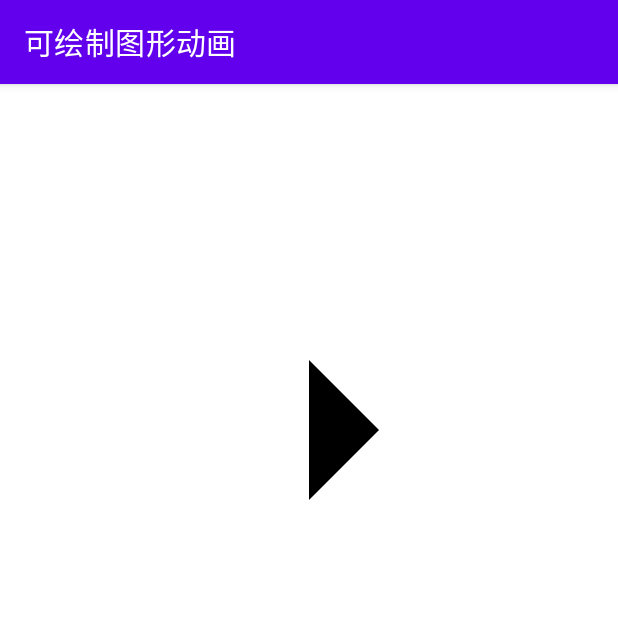
After one commit to codeccc/Android-Animations-Demo, an Android app: the VectorAnimationActivity screen opened directly, with no data from a screen before it, on a phone screen of 412 x 824 dp, the top half of it. The commit adds this screen. Run offline under Robolectric (Android 15) with nearby library versions, the phone set to English and light mode, and no system bars.

Commit message:
可绘制图形动画

```diff
--- a/app/src/main/AndroidManifest.xml
+++ b/app/src/main/AndroidManifest.xml
@@ -21,6 +21,9 @@
         <activity
             android:name=".ui.normal.AnimationActivity"
             android:label="属性动画" />
+        <activity
+            android:name=".ui.vector_animation.VectorAnimationActivity"
+            android:label="可绘制图形动画" />
     </application>
 
 </manifest>
--- a/app/src/main/java/com/codeccc/animation/ui/home/HomeFragment.kt
+++ b/app/src/main/java/com/codeccc/animation/ui/home/HomeFragment.kt
@@ -13,6 +13,7 @@ import androidx.recyclerview.widget.RecyclerView
 import com.codeccc.animation.R
 import com.codeccc.animation.databinding.FragmentHomeBinding
 import com.codeccc.animation.ui.normal.AnimationActivity
+import com.codeccc.animation.ui.vector_animation.VectorAnimationActivity
 
 class HomeFragment : Fragment() {
 
@@ -54,7 +55,7 @@ class HomeFragment : Fragment() {
                             startActivity(Intent(context, AnimationActivity::class.java))
                         }
                         1 -> {
-
+                            startActivity(Intent(context, VectorAnimationActivity::class.java))
                         }
                     }
                 }
--- /dev/null
+++ b/app/src/main/java/com/codeccc/animation/ui/vector_animation/VectorAnimationActivity.kt
@@ -0,0 +1,46 @@
+package com.codeccc.animation.ui.vector_animation
+
+import android.graphics.drawable.AnimatedVectorDrawable
+import android.graphics.drawable.VectorDrawable
+import android.os.Bundle
+import androidx.appcompat.app.AppCompatActivity
+import androidx.vectordrawable.graphics.drawable.AnimatedVectorDrawableCompat
+import com.codeccc.animation.R
+import com.codeccc.animation.databinding.ActivityAnimationBinding
+import com.codeccc.animation.databinding.ActivityVectorAnimationBinding
+
+/**
+ * Author : wangbo
+ * Date : 2021/8/9
+ * 创建使用VectorDrawable动画步骤:
+ * 1. 在res/drawable目录下创建根节点为vector类型的drawable，指定<group>及<path>节点名称
+ * 2. 在res/drawable目录下创建根节点为animated-vector类型的drawable，指定android:drawable属性值
+ * 为第一步所创建的drawable，然后在自己点中创建<target>标签，并设置tatget标签属性名称为第一步所创建的drawable
+ * 的节点的名称，并设置android:animation属性为所引用的动画
+ * 3. 在res/animator目录下创建上一步骤所使用的动画，可以使objectAnimator或者valueAnimator或者是animatorSet组合
+ * 4. 在代码中使用AnimatedVectorDrawableCompat类调用create方法使用上文创建的animated-vector，将其作为背景设置到view上
+ */
+class VectorAnimationActivity : AppCompatActivity() {
+
+    private var _binding: ActivityVectorAnimationBinding? = null
+
+    private val binding get() = _binding!!
+
+    override fun onCreate(savedInstanceState: Bundle?) {
+        super.onCreate(savedInstanceState)
+        _binding = ActivityVectorAnimationBinding.inflate(layoutInflater)
+        setContentView(binding.root)
+
+        //设置vector动画并执行
+        binding.animationView.background =
+            AnimatedVectorDrawableCompat.create(this, R.drawable.animatorvectordrawable)?.apply {
+                start()
+            }
+
+        binding.animationView.setOnClickListener {
+            //执行动画
+            (binding.animationView.background as AnimatedVectorDrawableCompat).start()
+        }
+    }
+
+}
--- /dev/null
+++ b/app/src/main/res/animator/animator_enter_default.xml
@@ -0,0 +1,24 @@
+<?xml version="1.0" encoding="utf-8"?>
+<set xmlns:android="http://schemas.android.com/apk/res/android"
+    android:ordering="together">
+    <!--ordering属性共有两个值可选: sequentially (依次播放)  、 together (同时播放)-->
+    <set>
+        <objectAnimator
+            android:duration="2000"
+            android:propertyName="rotationX"
+            android:valueFrom="0f"
+            android:valueTo="360f"
+            android:valueType="floatType" />
+        <objectAnimator
+            android:duration="2000"
+            android:propertyName="rotationY"
+            android:valueFrom="0f"
+            android:valueTo="360f"
+            android:valueType="floatType" />
+    </set>
+    <objectAnimator
+        android:duration="1000"
+        android:propertyName="alpha"
+        android:valueFrom="0f"
+        android:valueTo="1f" />
+</set>
--- /dev/null
+++ b/app/src/main/res/animator/path_morph.xml
@@ -0,0 +1,9 @@
+<?xml version="1.0" encoding="utf-8"?>
+<set xmlns:android="http://schemas.android.com/apk/res/android">
+    <objectAnimator
+        android:duration="3000"
+        android:propertyName="pathData"
+        android:valueFrom="M300,70 l 0,-70 70,70 0,0 -70,70z"
+        android:valueTo="M300,70 l 0,-70 70,0  0,140 -70,0 z"
+        android:valueType="pathType" />
+</set>
--- /dev/null
+++ b/app/src/main/res/animator/rotation.xml
@@ -0,0 +1,6 @@
+<?xml version="1.0" encoding="utf-8"?>
+<objectAnimator xmlns:android="http://schemas.android.com/apk/res/android"
+    android:duration="3000"
+    android:propertyName="rotation"
+    android:valueFrom="0"
+    android:valueTo="360" />
--- /dev/null
+++ b/app/src/main/res/drawable/animatorvectordrawable.xml
@@ -0,0 +1,10 @@
+<?xml version="1.0" encoding="utf-8"?>
+<animated-vector xmlns:android="http://schemas.android.com/apk/res/android"
+    android:drawable="@drawable/vectordrawable">
+    <target
+        android:name="rotationGroup"
+        android:animation="@animator/rotation" />
+    <target
+        android:name="v"
+        android:animation="@animator/path_morph" />
+</animated-vector>
--- /dev/null
+++ b/app/src/main/res/drawable/vectordrawable.xml
@@ -0,0 +1,17 @@
+<?xml version="1.0" encoding="utf-8"?>
+<vector xmlns:android="http://schemas.android.com/apk/res/android"
+    android:width="64dp"
+    android:height="64dp"
+    android:viewportWidth="600"
+    android:viewportHeight="600">
+    <group
+        android:name="rotationGroup"
+        android:pivotX="300.0"
+        android:pivotY="300.0"
+        android:rotation="45.0">
+        <path
+            android:name="v"
+            android:fillColor="#000000"
+            android:pathData="M300,70 l 0,-70 70,70 0,0 -70,70z" />
+    </group>
+</vector>
--- /dev/null
+++ b/app/src/main/res/layout/activity_vector_animation.xml
@@ -0,0 +1,18 @@
+<?xml version="1.0" encoding="utf-8"?>
+<androidx.constraintlayout.widget.ConstraintLayout xmlns:android="http://schemas.android.com/apk/res/android"
+    xmlns:app="http://schemas.android.com/apk/res-auto"
+    xmlns:tools="http://schemas.android.com/tools"
+    android:layout_width="match_parent"
+    android:layout_height="match_parent">
+
+    <View
+        android:id="@+id/animationView"
+        android:layout_width="400dp"
+        android:layout_height="400dp"
+        android:background="@drawable/vectordrawable"
+        app:layout_constraintBottom_toBottomOf="parent"
+        app:layout_constraintEnd_toEndOf="parent"
+        app:layout_constraintStart_toStartOf="parent"
+        app:layout_constraintTop_toTopOf="parent" />
+
+</androidx.constraintlayout.widget.ConstraintLayout>
```
